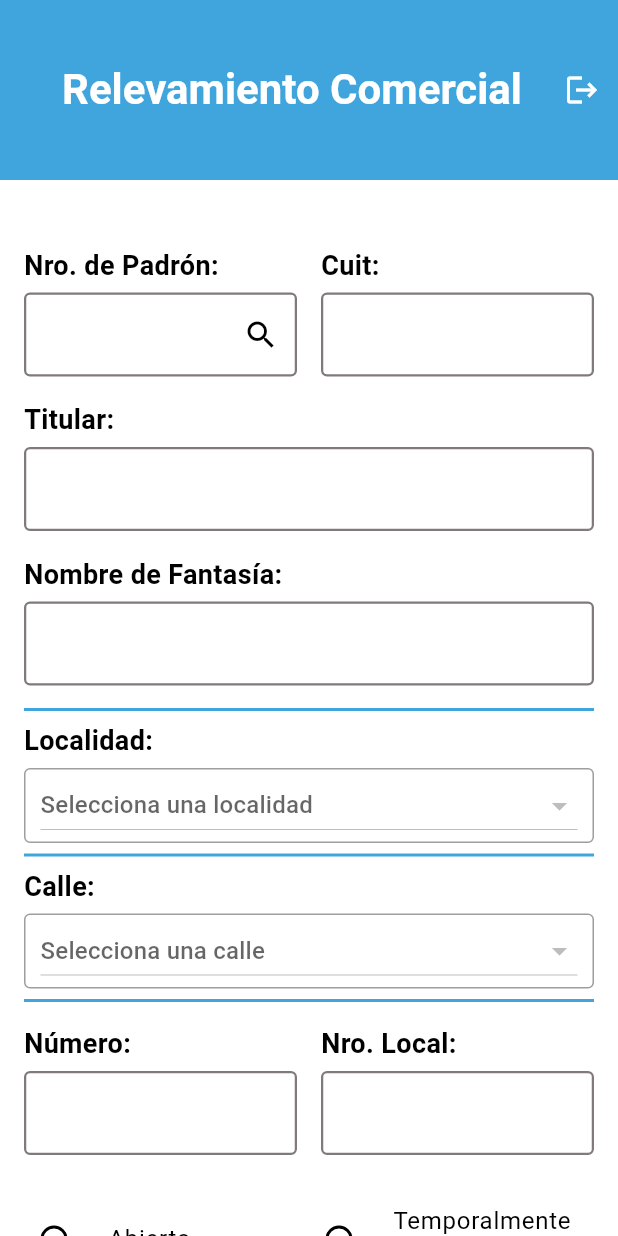
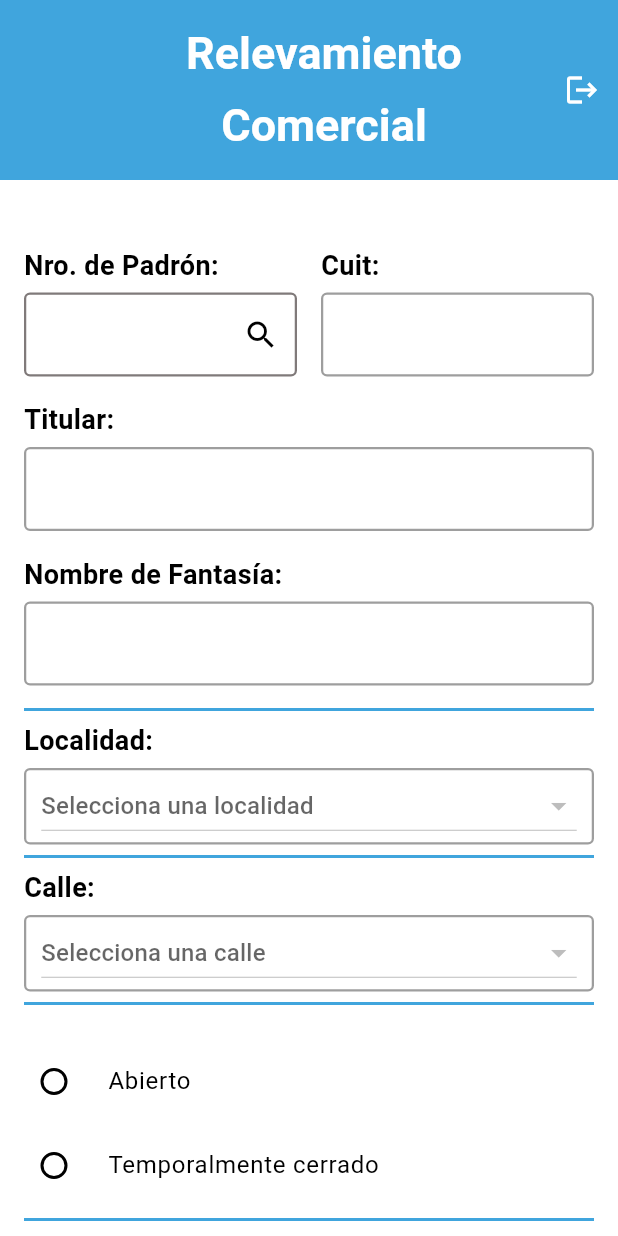
Before and after one commit to Rociotorrano/relevamiento-comercial, a Flutter app: the PadronPage screen opened directly, on a phone screen of 412 x 824 dp. Run offline on Flutter 3.47's test engine with Material 3 defaults, Android fonts, the phone set to English and light mode, and no system bars; our stand-ins replace geolocator, image_picker, shared_preferences; accounts and stored records are empty; network calls fail.

Commit message:
casi todo listo de lo que habiamos hablado con Kari

```diff
--- a/lib/padron.dart
+++ b/lib/padron.dart
@@ -122,27 +122,24 @@ class _PadronPageState extends State<PadronPage> {
   validaciones['titular'] = titularController.text.isNotEmpty;
   validaciones['nom_fantasia'] = nom_fantasiaController.text.isNotEmpty;
 
-    validaciones['localidad'] = selectedLocalidad != null;
-    validaciones['calle'] = selectedCalle != null;
+  validaciones['localidad'] = selectedLocalidad != null && selectedLocalidad!.isNotEmpty;
+  validaciones['calle'] = selectedCalle != null && selectedCalle!.isNotEmpty;
   validaciones['numero_calle'] = numeroController.text.isNotEmpty;
   validaciones['numero_local'] = numeroLocalController.text.isNotEmpty;
   validaciones['estado'] = selectedestadoAbiertoocerrado != null;
-    validaciones['certificado_habilitacion'] =
-        selectedestadoAbiertoocerrado != null;
+  validaciones['certificado_habilitacion'] = selectedestadoAbiertoocerrado != null;
   validaciones['comprobantes_pago'] = selectedestadoAbiertoocerrado != null;
   validaciones['servicio_delivery'] = selectedestadoAbiertoocerrado != null;
 
-    validaciones['rubros_habilitados'] =
-        rubroshabilotadosController.text.isNotEmpty;
+  validaciones['rubros_habilitados'] = rubroshabilotadosController.text.isNotEmpty;
   validaciones['rubros_explota'] = rubrosexplotadosController.text.isNotEmpty;
-    validaciones['elementos_publicidad('] =
-        publicidadController.text.isNotEmpty;
+  validaciones['elementos_publicidad'] = publicidadController.text.isNotEmpty;
   validaciones['observaciones'] = observacionesController.text.isNotEmpty;
+
 
   if (validaciones.containsValue(false)) {
     formularioValido = false;
-      _mostrarMensajeGuardado(
-          'Por favor, complete todos los campos obligatorios.');
+    _mostrarMensajeGuardado('Por favor, complete todos los campos obligatorios.');
   }
 
   setState(() {
@@ -151,6 +148,7 @@ class _PadronPageState extends State<PadronPage> {
 
   return formularioValido;
 }
+
 
   Future<void> _mostrarMensajeGuardado(String mensaje) async {
     ScaffoldMessenger.of(context).showSnackBar(
@@ -342,14 +340,14 @@ class _PadronPageState extends State<PadronPage> {
             _camposHabilitados = false;
           });
         } else {
-          limpiarCampos();
+
           setState(() {
             _camposHabilitados = true;
           });
           ScaffoldMessenger.of(context).showSnackBar(
             SnackBar(
                 content:
-                    Text('No se encontraron datos, ingrese número de Padron')),
+                    Text('No se encontro información, por favor ingrese datos')),
           );
         }
       } else {
@@ -452,10 +450,30 @@ class _PadronPageState extends State<PadronPage> {
 
      if (response.statusCode == 200) {
   limpiarCampos();
-        ScaffoldMessenger.of(context).showSnackBar(
-          SnackBar(content: Text('Datos guardados correctamente')),
+  showDialog(
+    context: context,
+    builder: (BuildContext context) {
+      return AlertDialog(backgroundColor: Colors.white,
+
+        title: const Text('Datos guardados correctamente', style: TextStyle(
+          fontSize: 16,
+          color: Colors.black,
+        ),
+        ),
+
+        actions: [
+          TextButton(
+            onPressed: () {
+              Navigator.of(context).pop();
+            },
+            child: const Text('OK'),
+          ),
+        ],
       );
-      } else {
+    },
+  );
+}
+else {
         ScaffoldMessenger.of(context).showSnackBar(
           SnackBar(content: Text('Error al guardar: ${response.statusCode}')),
         );
@@ -483,12 +501,21 @@ class _PadronPageState extends State<PadronPage> {
           padding: EdgeInsets.only(left: 20.0),
           child: Column(
             mainAxisAlignment: MainAxisAlignment.center,
-            crossAxisAlignment: CrossAxisAlignment.start,
+
+            crossAxisAlignment: CrossAxisAlignment.center,
             children: [
               Text(
-                'Relevamiento Comercial',
+                'Relevamiento',
                 style: TextStyle(
-                  fontSize: 28,
+                  fontSize: 30,
+                  fontWeight: FontWeight.bold,
+                  color: Colors.white,
+                ),
+              ),const SizedBox(height: 10.0),
+               Text(
+                'Comercial',
+                style: TextStyle(
+                  fontSize: 30,
                   fontWeight: FontWeight.bold,
                   color: Colors.white,
                 ),
@@ -531,24 +558,11 @@ class _PadronPageState extends State<PadronPage> {
               const Divider(color: Color(0xFF40A5DD), thickness: 2),
               _buildDropdownCalle(),
               const Divider(color: Color(0xFF40A5DD), thickness: 2),
-              Row(
+            const SizedBox(height: 16),
+Column(
+  crossAxisAlignment: CrossAxisAlignment.start,
   children: [
-                  Expanded(
-                    child: _buildTexto('Número:', numeroController,
-                        isNumeric: true),
-                  ),
-                  const SizedBox(width: 16),
-                  Expanded(
-                    child: _buildTexto('Nro. Local:', numeroLocalController,
-                        isNumeric: true),
-                  ),
-                ],
-              ),
-              const SizedBox(height: 16),
-              Row(
-                children: [
-                  Expanded(
-                    child: RadioListTile<String>(
+    RadioListTile<String>(
       title: const Text('Abierto'),
       value: 'abierto',
       groupValue: selectedestadoAbiertoocerrado,
@@ -559,9 +573,7 @@ class _PadronPageState extends State<PadronPage> {
       },
       contentPadding: EdgeInsets.zero,
     ),
-                  ),
-                  Expanded(
-                    child: RadioListTile<String>(
+    RadioListTile<String>(
       title: const Text('Temporalmente cerrado'),
       value: 'Temporalmente cerrado',
       groupValue: selectedestadoAbiertoocerrado,
@@ -572,9 +584,10 @@ class _PadronPageState extends State<PadronPage> {
       },
       contentPadding: EdgeInsets.zero,
     ),
-                  ),
+
   ],
-              ),
+),  const Divider(color: Color(0xFF40A5DD), thickness: 2),
+
               const SizedBox(height: 25),
               CheckboxListTile(
                 title: const Text('Certificado de habilitación'),
@@ -609,6 +622,7 @@ class _PadronPageState extends State<PadronPage> {
                 controlAffinity: ListTileControlAffinity.leading,
                 contentPadding: EdgeInsets.zero,
               ),
+                const Divider(color: Color(0xFF40A5DD), thickness: 2),
               _buildTexto('Rubros Habilitados:', rubroshabilotadosController,
                   maxLines: 6),
               _buildTexto('Rubros Explotados:', rubrosexplotadosController,
@@ -665,7 +679,7 @@ class _PadronPageState extends State<PadronPage> {
       const SizedBox(height: 5),
       Container(
         decoration: BoxDecoration(
-            border: Border.all(color: Colors.grey, width: 1.0),
+          border: Border.all(color: esValido ? Colors.grey : Colors.red, width: 1.5),
           borderRadius: BorderRadius.circular(4.0),
         ),
         child: DropdownButton<String>(
@@ -683,10 +697,8 @@ class _PadronPageState extends State<PadronPage> {
           onChanged: (value) {
             setState(() {
               selectedLocalidad = value;
-                calles = [];
-                camposValidos['localidad'] = true;
+              camposValidos['localidad'] = value != null && value.isNotEmpty;
             });
-              _cargarCalles(value!);
           },
         ),
       ),
@@ -719,7 +731,7 @@ class _PadronPageState extends State<PadronPage> {
       const SizedBox(height: 5),
       Container(
         decoration: BoxDecoration(
-            border: Border.all(color: Colors.grey, width: 1.0),
+          border: Border.all(color: esValido ? Colors.grey : Colors.red, width: 1.5),
           borderRadius: BorderRadius.circular(4.0),
         ),
         child: DropdownButton<String>(
@@ -737,7 +749,7 @@ class _PadronPageState extends State<PadronPage> {
           onChanged: (value) {
             setState(() {
               selectedCalle = value;
-                camposValidos['calle'] = true;
+              camposValidos['calle'] = value != null && value.isNotEmpty;
             });
           },
         ),
@@ -753,6 +765,8 @@ class _PadronPageState extends State<PadronPage> {
     ],
   );
 }
+
+
 
   Widget _buildPadron(TextEditingController controller) {
     bool esValido = camposValidos['padron'] ?? true;
@@ -815,6 +829,7 @@ class _PadronPageState extends State<PadronPage> {
   if (controller == observacionesController) campoKey = 'observaciones';
 
   bool esValido = camposValidos[campoKey] ?? true;
+
   return Padding(
     padding: const EdgeInsets.symmetric(vertical: 8.0),
     child: Column(crossAxisAlignment: CrossAxisAlignment.start, children: [
@@ -837,9 +852,14 @@ class _PadronPageState extends State<PadronPage> {
           errorStyle: const TextStyle(color: Colors.red),
           enabledBorder: OutlineInputBorder(
             borderSide: BorderSide(
-                color:
-                    esValido ? Color.fromARGB(255, 128, 122, 122) : Colors.red,
+              color: esValido ? Colors.grey : Colors.red, // Rojo si no es válido
               width: 1.5,
+            ),
+          ),
+          focusedBorder: OutlineInputBorder(
+            borderSide: BorderSide(
+              color: esValido ? Colors.blue : Colors.red, // Rojo si no es válido
+              width: 2.0,
             ),
           ),
         ),
```
Also changed, not shown: pubspec.lock. Lines whose indentation alone changed are shown as unchanged.
